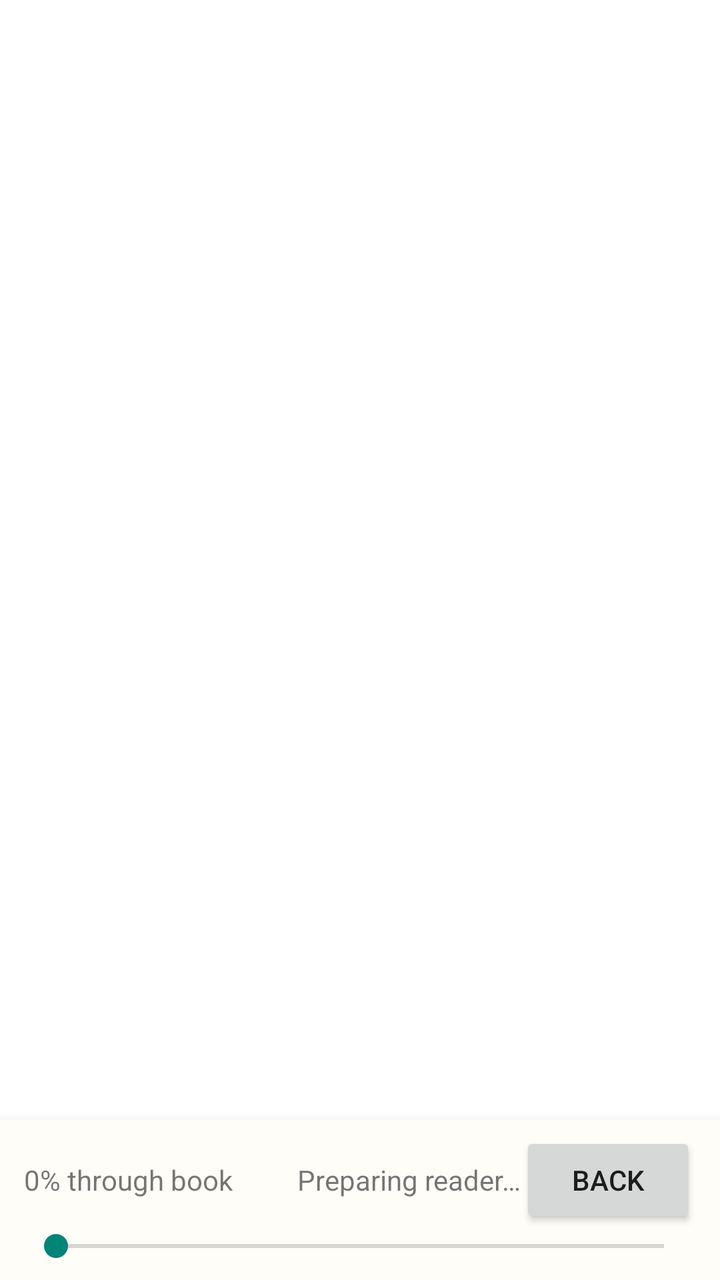
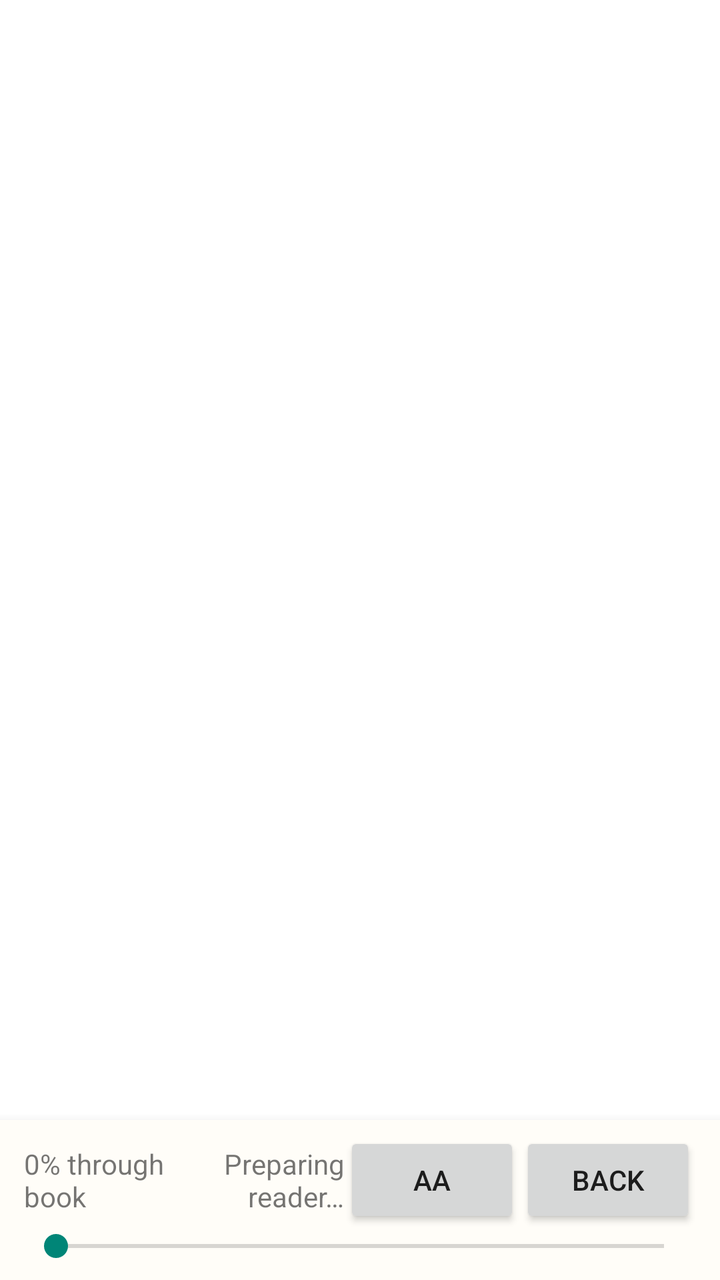

Screens rendered from an Android XML layout before and after an edit, with the pre-edit source and the edit as a unified diff.
<!-- AndroidManifest.xml: application theme Theme.WombatReader -->
<!-- res/layout/activity_reader.xml -->
<?xml version="1.0" encoding="utf-8"?>
<LinearLayout xmlns:android="http://schemas.android.com/apk/res/android"
    android:layout_width="match_parent"
    android:layout_height="match_parent"
    android:background="#FFFFFF"
    android:fitsSystemWindows="true"
    android:orientation="vertical">

    <FrameLayout
        android:id="@+id/readerContainer"
        android:layout_width="match_parent"
        android:layout_height="0dp"
        android:layout_marginTop="32dp"
        android:layout_weight="1" />

    <LinearLayout
        android:id="@+id/readerControlsBar"
        android:layout_width="match_parent"
        android:layout_height="wrap_content"
        android:background="#FFFDF8"
        android:elevation="8dp"
        android:orientation="vertical"
        android:paddingStart="12dp"
        android:paddingTop="6dp"
        android:paddingEnd="12dp"
        android:paddingBottom="8dp">

        <LinearLayout
            android:layout_width="match_parent"
            android:layout_height="wrap_content"
            android:gravity="center_vertical"
            android:orientation="horizontal">

            <TextView
                android:id="@+id/readerProgressLabel"
                android:layout_width="0dp"
                android:layout_height="wrap_content"
                android:layout_weight="1"
                android:contentDescription="Reading progress"
                android:text="0% through book"
                android:textSize="14sp" />

            <TextView
                android:id="@+id/readerStatus"
                android:layout_width="0dp"
                android:layout_height="wrap_content"
                android:layout_weight="1"
                android:gravity="end"
                android:text="Preparing reader…"
                android:textSize="14sp" />

            <Button
                android:id="@+id/closeReaderButton"
                android:layout_width="wrap_content"
                android:layout_height="wrap_content"
                android:contentDescription="Return to the library"
                android:text="Back" />
        </LinearLayout>

        <SeekBar
            android:id="@+id/readerProgressSlider"
            android:layout_width="match_parent"
            android:layout_height="wrap_content"
            android:contentDescription="Reading progress. Drag to move through the book."
            android:max="100"
            android:progress="0" />
    </LinearLayout>
</LinearLayout>
<!-- resources referenced by this layout -->
<resources>
  <style name="Theme.WombatReader" parent="Theme.AppCompat.DayNight.NoActionBar" />
</resources>

<!-- the commit's change to res/layout/activity_reader.xml (unified diff, before → after) -->
@@ -50,6 +50,13 @@
                 android:textSize="14sp" />
 
             <Button
+                android:id="@+id/readerAppearanceButton"
+                android:layout_width="wrap_content"
+                android:layout_height="wrap_content"
+                android:contentDescription="Reading appearance settings"
+                android:text="Aa" />
+
+            <Button
                 android:id="@+id/closeReaderButton"
                 android:layout_width="wrap_content"
                 android:layout_height="wrap_content"
